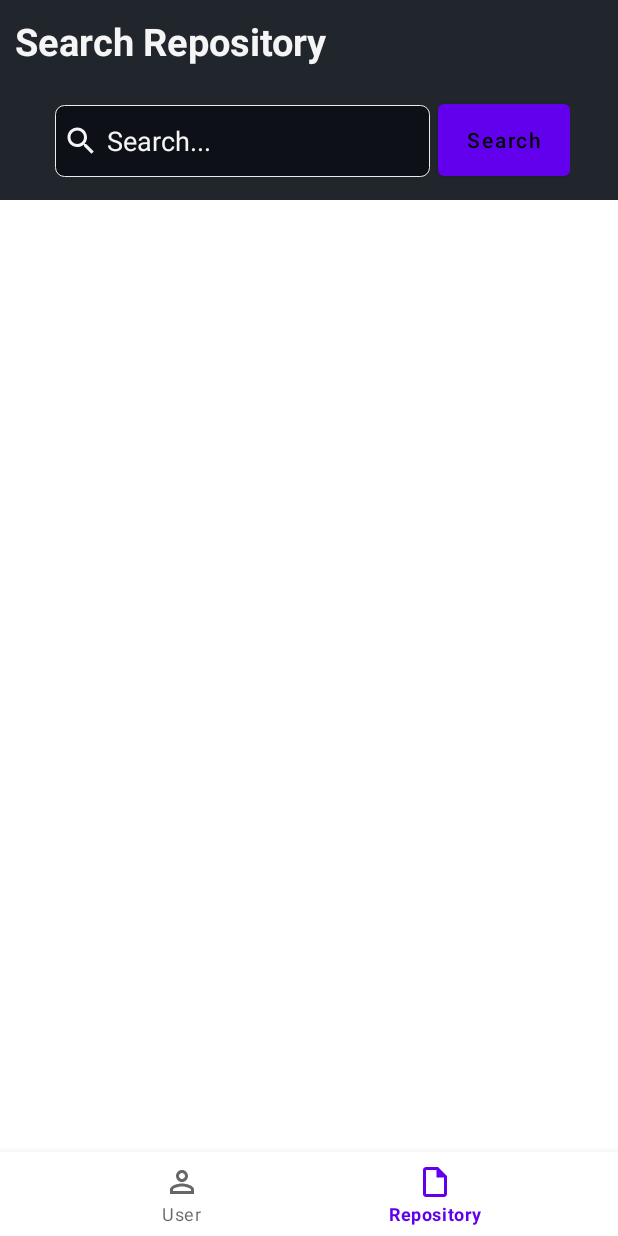
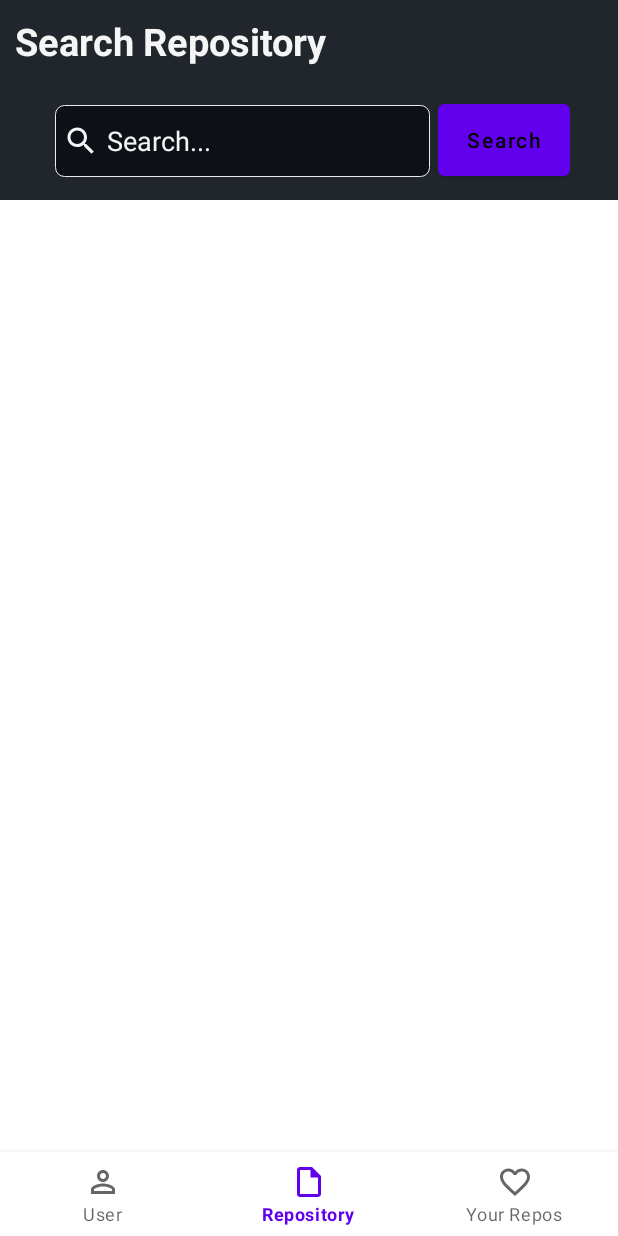
Before and after one commit to abhi10601060/GitSpy, an Android app: the screen it shows after launch (MainActivity), item 2 of the bottom bar chosen, on a phone screen of 412 x 824 dp. Run offline under Robolectric (Android 15) with nearby library versions, the phone set to English and light mode, and no system bars; our stand-ins replace Room's generated code, navigation-ui; pictures from the network do not load.

Commit message:
Repos saving feature with room is added

```diff
--- a/app/build.gradle
+++ b/app/build.gradle
@@ -80,4 +80,8 @@ dependencies {
     //Navigation components
     implementation("androidx.navigation:navigation-fragment-ktx:$nav_version")
     implementation("androidx.navigation:navigation-ui-ktx:$nav_version")
+
+    //Gson
+    implementation 'com.google.code.gson:gson:2.9.1'
+
 }
--- a/app/src/main/java/com/example/gitspy/database/TrackRepoDao.kt
+++ b/app/src/main/java/com/example/gitspy/database/TrackRepoDao.kt
@@ -1,13 +1,19 @@
 package com.example.gitspy.database
 
+import androidx.lifecycle.LiveData
 import androidx.room.Dao
 import androidx.room.Insert
+import androidx.room.OnConflictStrategy
+import androidx.room.Query
 import com.example.gitspy.models.Item
 
 @Dao
 interface TrackRepoDao {
 
-    @Insert
+    @Insert(onConflict = OnConflictStrategy.REPLACE)
     suspend fun trackRepo(item: Item)
 
+    @Query("Select * from repositories")
+    fun getAllTrackedRepos() : LiveData<List<Item>>
+
 }
--- a/app/src/main/java/com/example/gitspy/database/TrackedRepoService.kt
+++ b/app/src/main/java/com/example/gitspy/database/TrackedRepoService.kt
@@ -9,7 +9,7 @@ import androidx.room.TypeConverters
 import com.example.gitspy.models.Item
 
 @Database(entities = [Item::class] , version = 1)
-@TypeConverters(Conveters::class)
+//@TypeConverters(Conveters::class)
 abstract class TrackedRepoService : RoomDatabase() {
 
     abstract  fun trackRepoDao() : TrackRepoDao
--- a/app/src/main/java/com/example/gitspy/models/Item.kt
+++ b/app/src/main/java/com/example/gitspy/models/Item.kt
@@ -1,10 +1,13 @@
 package com.example.gitspy.models
 
+import androidx.room.Embedded
 import androidx.room.Entity
 import androidx.room.PrimaryKey
 
 @Entity(tableName = "repositories")
 data class Item(
+    @PrimaryKey
+    var id: Int,
     var commits_url: String,
     var contributors_url: String,
     var created_at: String,
@@ -15,8 +18,6 @@ data class Item(
     var has_issues: Boolean,
     var has_pages: Boolean,
     var html_url: String,
-    @PrimaryKey
-    var id: Int,
     var issue_comment_url: String,
     var issue_events_url: String,
     var issues_url: String,
@@ -25,6 +26,7 @@ data class Item(
     var name: String,
     var open_issues: Int,
     var open_issues_count: Int,
+    @Embedded
     var owner: Owner,
     var pulls_url: String,
     var pushed_at: String,
--- a/app/src/main/java/com/example/gitspy/models/Owner.kt
+++ b/app/src/main/java/com/example/gitspy/models/Owner.kt
@@ -1,4 +1,6 @@
 package com.example.gitspy.models
+
+import androidx.room.ColumnInfo
 
 data class Owner(
     val avatar_url: String,
@@ -7,7 +9,9 @@ data class Owner(
     val following_url: String,
     val gists_url: String,
     val gravatar_id: String,
+    @ColumnInfo(name = "owner_html_url")
     val html_url: String,
+    @ColumnInfo(name = "owner_id")
     val id: Int,
     val login: String,
     val node_id: String,
@@ -18,5 +22,6 @@ data class Owner(
     val starred_url: String,
     val subscriptions_url: String,
     val type: String,
+    @ColumnInfo(name = "owner_url")
     val url: String
 )
--- a/app/src/main/java/com/example/gitspy/utility/Repository.kt
+++ b/app/src/main/java/com/example/gitspy/utility/Repository.kt
@@ -56,4 +56,10 @@ class Repository( private val gitSpyService: GitSpyService , private val databas
         database.trackRepoDao().trackRepo(item)
     }
 
+    var trackedRepos : LiveData<List<Item>> = MutableLiveData()
+
+    fun getAllTrackedRepos(){
+        trackedRepos = database.trackRepoDao().getAllTrackedRepos()
+    }
+
 }
--- a/app/src/main/java/com/example/gitspy/viewmodels/MainViewModel.kt
+++ b/app/src/main/java/com/example/gitspy/viewmodels/MainViewModel.kt
@@ -42,5 +42,16 @@ class MainViewModel(private val repository: Repository) : ViewModel() {
         }
     }
 
+    val trackedRepos : LiveData<List<Item>>
+    get() = repository.trackedRepos
+    init {
+        getAllTrackedRepos()
+    }
+    fun getAllTrackedRepos(){
+        viewModelScope.launch(Dispatchers.IO) {
+            repository.getAllTrackedRepos()
+        }
+    }
+
 
 }
--- /dev/null
+++ b/app/src/main/res/drawable/ic_baseline_favorite_border.xml
@@ -0,0 +1,5 @@
+<vector android:height="24dp" android:tint="#F5F5F5"
+    android:viewportHeight="24" android:viewportWidth="24"
+    android:width="24dp" xmlns:android="http://schemas.android.com/apk/res/android">
+    <path android:fillColor="@android:color/white" android:pathData="M16.5,3c-1.74,0 -3.41,0.81 -4.5,2.09C10.91,3.81 9.24,3 7.5,3 4.42,3 2,5.42 2,8.5c0,3.78 3.4,6.86 8.55,11.54L12,21.35l1.45,-1.32C18.6,15.36 22,12.28 22,8.5 22,5.42 19.58,3 16.5,3zM12.1,18.55l-0.1,0.1 -0.1,-0.1C7.14,14.24 4,11.39 4,8.5 4,6.5 5.5,5 7.5,5c1.54,0 3.04,0.99 3.57,2.36h1.87C13.46,5.99 14.96,5 16.5,5c2,0 3.5,1.5 3.5,3.5 0,2.89 -3.14,5.74 -7.9,10.05z"/>
+</vector>
--- a/app/src/main/res/menu/bottom_navigation_menu.xml
+++ b/app/src/main/res/menu/bottom_navigation_menu.xml
@@ -12,4 +12,8 @@
         android:title="Repository"
         android:icon="@drawable/ic_outline_repo"/>
 
+    <item android:id="@+id/trackedRepoFragment"
+        android:title="Your Repos"
+        android:icon="@drawable/ic_baseline_favorite_border"/>
+
 </menu>
--- a/app/src/main/res/navigation/main_nav_graph.xml
+++ b/app/src/main/res/navigation/main_nav_graph.xml
@@ -29,5 +29,9 @@
             app:argType="string"
             android:defaultValue="null" />
     </fragment>
+    <fragment
+        android:id="@+id/trackedRepoFragment"
+        android:name="com.example.gitspy.ui.fragments.TrackedRepoFragment"
+        android:label="TrackedRepoFragment" />
 
 </navigation>
```
Also changed, not shown: app/src/main/java/com/example/gitspy/database/Conveters.kt (+28 -37 lines), app/src/main/java/com/example/gitspy/ui/fragments/TrackedRepoFragment.kt (added, +42 -0 lines), app/src/main/res/layout/faragment_tracked_repo.xml (added, +36 -0 lines).
